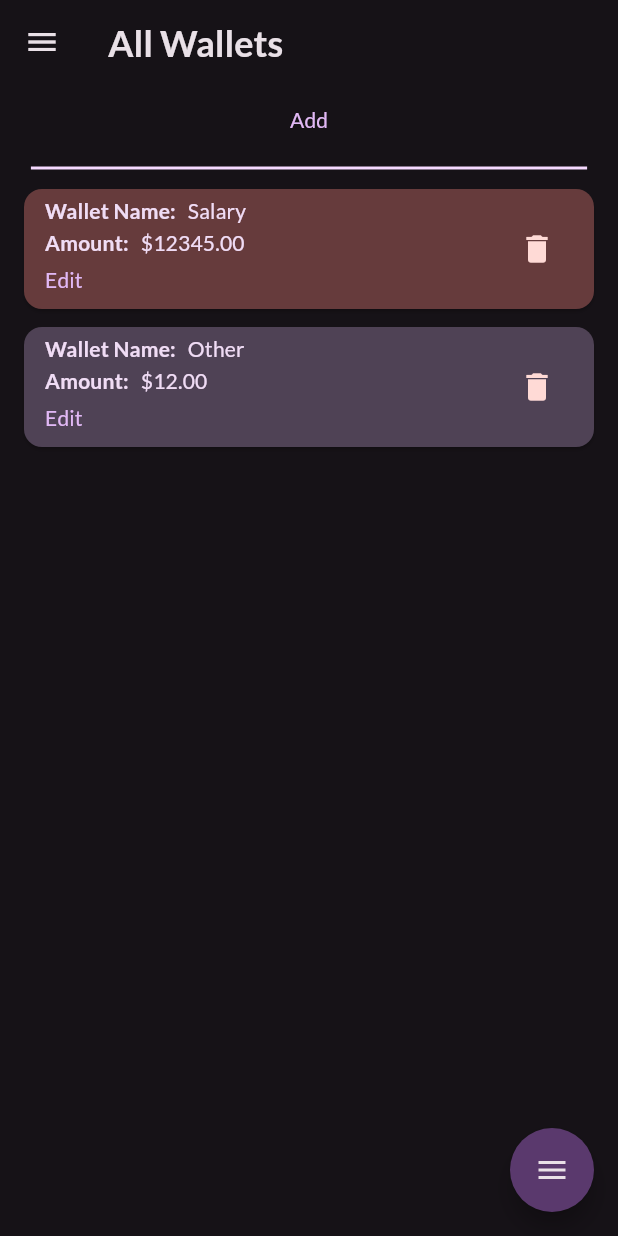
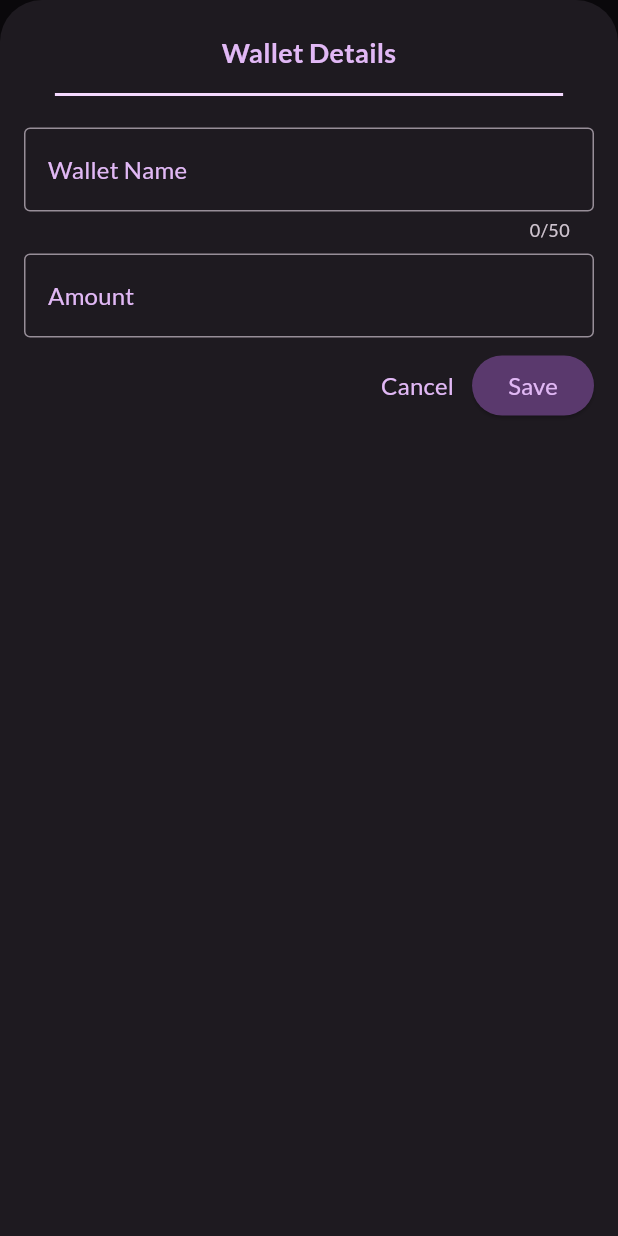
Before and after one commit to Lucho3/expenses_tracker_tu, a Flutter app: the screen it shows after launch, after a tap on the "more vert" icon, after a tap on "Add", on a phone screen of 412 x 824 dp. Run offline on Flutter 3.47's test engine with Material 3 defaults, Android fonts, the phone set to English and light mode, and no system bars; drawn by our look-alikes of flutter_speed_dial; our stand-ins replace flutter_riverpod, google_fonts, riverpod; generated files the repository leaves out were written again.

```diff
--- a/lib/l10n/app_bg.arb
+++ b/lib/l10n/app_bg.arb
@@ -42,5 +42,6 @@
   "walletDeleted": "Портмонето е Изтрито",
   "noWalletsContent": "Не можем да открием портфейли следователно не може да добавяте разходи или приходи!",
   "notEnoughMoney": "Нямате достатъчно средства в портфейла, следователно не можете да добавяте толкова голям разход!",
-  "notEnoughMoneyTitle": "Недостатъчни Средства"
+  "notEnoughMoneyTitle": "Недостатъчни Средства",
+  "walletsDetails": "Детайли за Портмоне"
 }
--- a/lib/l10n/app_en.arb
+++ b/lib/l10n/app_en.arb
@@ -174,6 +174,10 @@
   "notEnoughMoneyTitle": "Not Enough Money",
   "@notEnoughMoneyTitle": {
     "description": "Text for the not enough money alert title"
+  },
+  "walletsDetails": "Wallet Details",
+  "@walletsDetails": {
+    "description": "Text for title of wallets add/edit screen"
   }
 
 }
--- /dev/null
+++ b/lib/screens/new_wallet.dart
@@ -0,0 +1,207 @@
+
+import 'package:expenses_tracker_tu/models/wallet.dart';
+import 'package:expenses_tracker_tu/providers/wallets_provider.dart';
+import 'package:flutter_gen/gen_l10n/app_localizations.dart';
+import 'package:flutter/material.dart';
+import 'package:flutter_riverpod/flutter_riverpod.dart';
+
+class NewWallet extends ConsumerStatefulWidget {
+  NewWallet({super.key, this.item});
+
+  Wallet? item;
+
+  @override
+  ConsumerState<NewWallet> createState() {
+    return _NewWalletState();
+  }
+}
+
+class _NewWalletState extends ConsumerState<NewWallet> {
+  final _titleController = TextEditingController();
+  final _amountController = TextEditingController();
+  late final walletsP;
+
+  @override
+  void initState() {
+    walletsP = ref.read(walletsProvider.notifier);
+    if (widget.item != null) {
+      displayDataForEdit();
+    }
+    super.initState();
+  }
+
+  @override
+  void dispose() {
+    _amountController.dispose();
+    _titleController.dispose();
+    super.dispose();
+  }
+
+  void displayDataForEdit() {
+    _titleController.text = widget.item!.title;
+    _amountController.text = widget.item!.amount.toString();
+  }
+
+  void dialogShower(String l1, String l2) {
+    showDialog(
+        context: context,
+        builder: (ctx) => AlertDialog(
+              title: Text(l1,
+                  style: Theme.of(context).textTheme.titleMedium!.copyWith(
+                        color: Theme.of(context).colorScheme.primary,
+                      )),
+              content: Text(
+                l2,
+                style: Theme.of(context).textTheme.titleMedium!.copyWith(
+                      color: Theme.of(context).colorScheme.primary,
+                    ),
+                textAlign: TextAlign.center,
+              ),
+              actions: [
+                TextButton(
+                    onPressed: () {
+                      Navigator.pop(ctx);
+                    },
+                    child: const Text('OK'))
+              ],
+            ));
+  }
+
+  bool evaluateInput(double? enteredAmount) {
+    final isAmountInvalid = enteredAmount == null || enteredAmount <= 0;
+    if (_titleController.text.trim().isEmpty || isAmountInvalid) {
+      dialogShower(AppLocalizations.of(context)!.alertTitle,
+          AppLocalizations.of(context)!.alertContent);
+      return false;
+    }
+    return true;
+  }
+
+  void _submitItemData() {
+    final enteredAmount = double.tryParse(_amountController.text);
+    if (evaluateInput(enteredAmount)) {
+      walletsP.addItem(Wallet(
+              title: _titleController.text,
+              amount: enteredAmount!,
+              isSelected: walletsP.items.isEmpty ? true : false
+              ));
+      Navigator.pop(context);
+    }
+  }
+
+  void _saveEditedItem() {
+    final enteredAmount = double.tryParse(_amountController.text);
+    if (evaluateInput(enteredAmount)) {
+      widget.item!.amount = enteredAmount!;
+      widget.item!.title = _titleController.text;
+
+      walletsP.editItem(widget.item!);
+      Navigator.pop(context);
+    }
+  }
+
+  List<Widget> widgetsPortrait() {
+    return [
+      Row(
+        mainAxisAlignment: MainAxisAlignment.center,
+        crossAxisAlignment: CrossAxisAlignment.center,
+        children: [
+            Container(
+              padding: EdgeInsets.symmetric(vertical: 6),
+              width: MediaQuery.of(context).size.width * 0.9,
+              child: Text(AppLocalizations.of(context)!.walletsDetails,
+                style: Theme.of(context).textTheme.titleMedium!.copyWith(
+                      color: Theme.of(context).colorScheme.primary,
+                      fontWeight: FontWeight.bold,
+                      fontSize: 18
+                    ),
+                    textAlign: TextAlign.center,),
+            ),
+        ],
+      ),
+            Divider(
+        color: Theme.of(context).colorScheme.onPrimaryContainer,
+        indent: MediaQuery.of(context).size.width * 0.05,
+        endIndent: MediaQuery.of(context).size.width * 0.05,
+        thickness: 2,
+      ),
+      Padding(
+        padding: const EdgeInsets.only(bottom: 8.0, top: 14.0),
+        child: TextField(
+          maxLength: 50,
+          controller: _titleController,
+          style: Theme.of(context).textTheme.titleMedium!.copyWith(
+                color: Theme.of(context).colorScheme.primary,
+              ),
+          decoration: InputDecoration(
+            label: Text(AppLocalizations.of(context)!.walletName,
+                style: Theme.of(context).textTheme.titleMedium!.copyWith(
+                      color: Theme.of(context).colorScheme.primary,
+                    )),
+            border: const OutlineInputBorder(),
+          ),
+        ),
+      ),
+      TextField(
+        controller: _amountController,
+        keyboardType: TextInputType.number,
+        style: Theme.of(context).textTheme.titleMedium!.copyWith(
+              color: Theme.of(context).colorScheme.primary,
+            ),
+        decoration: InputDecoration(
+          label: Text(AppLocalizations.of(context)!.amount,
+              style: Theme.of(context).textTheme.titleMedium!.copyWith(
+                    color: Theme.of(context).colorScheme.primary,
+                  )),
+          prefixText: '\$ ',
+          border: OutlineInputBorder(),
+        ),
+      ),
+      Padding(
+        padding: EdgeInsets.only(top:8.0),
+        child: Row(
+          mainAxisAlignment: MainAxisAlignment.end,
+          children: [
+          TextButton(
+              onPressed: () {
+                Navigator.pop(context);
+              },
+              child: Text(AppLocalizations.of(context)!.cancel,
+                  style: Theme.of(context).textTheme.titleMedium!.copyWith(
+                        color: Theme.of(context).colorScheme.primary,
+                      )),
+            ),
+            ElevatedButton(
+              onPressed: widget.item == null ? _submitItemData : _saveEditedItem,
+              style: ElevatedButton.styleFrom(
+                  backgroundColor:
+                      Theme.of(context).colorScheme.primaryContainer),
+              child: Text(AppLocalizations.of(context)!.save,
+                  style: Theme.of(context).textTheme.titleMedium!.copyWith(
+                        color: Theme.of(context).colorScheme.primary,
+                      )),
+            ),
+        ],),
+      )
+    ];
+  }
+
+  @override
+  Widget build(BuildContext context) {
+    final keyboardSpace = MediaQuery.of(context).viewInsets.bottom;
+    return LayoutBuilder(builder: (context, constraints) {
+      return SizedBox(
+        width: constraints.maxWidth,
+        height: double.infinity,
+        child: SingleChildScrollView(
+          child: Padding(
+            padding: EdgeInsets.fromLTRB(16, 16, 16, keyboardSpace + 16),
+            child: Column(
+              children: [...widgetsPortrait()],
+            ),
+          ),
+        ),
+      );
+    });
+  }
+}
--- a/lib/screens/wallets_screen.dart
+++ b/lib/screens/wallets_screen.dart
@@ -1,5 +1,6 @@
 import 'package:expenses_tracker_tu/models/wallet.dart';
 import 'package:expenses_tracker_tu/providers/wallets_provider.dart';
+import 'package:expenses_tracker_tu/screens/new_wallet.dart';
 import 'package:expenses_tracker_tu/widgets/main_frame.dart';
 import 'package:expenses_tracker_tu/widgets/wallets/wallets_list.dart';
 import 'package:flutter/material.dart';
@@ -26,6 +27,16 @@ class _WalletsState extends ConsumerState<Wallets> {
               width: MediaQuery.of(context).size.width * 0.9,
               child: TextButton(
                 onPressed: () {
+                   //TODO: refactor name and put in separate function
+                      showModalBottomSheet(
+                        constraints: const BoxConstraints(
+                          maxWidth: double.infinity,
+                        ),
+                        useSafeArea: true,
+                        isScrollControlled: true,
+                        context: context,
+                        builder: (ctx) => NewWallet(),
+                      );
                 },
                 child: Text(AppLocalizations.of(context)!.add),
               ),
--- a/lib/widgets/wallets/wallet_displayer.dart
+++ b/lib/widgets/wallets/wallet_displayer.dart
@@ -26,7 +26,7 @@ class _WalletsDisplayerState extends ConsumerState<WalletsDisplayer> {
 
   Widget buildAccountRow(String label, String value) {
     return Container(
-      padding: EdgeInsets.symmetric(vertical: 4.0, horizontal: 8.0),
+      padding: EdgeInsets.symmetric(vertical: 2.0, horizontal: 8.0),
       child: Padding(
         padding: const EdgeInsets.symmetric(horizontal: 8.0),
         child: Row(
@@ -52,9 +52,8 @@ class _WalletsDisplayerState extends ConsumerState<WalletsDisplayer> {
     );
   }
 
-  List<Widget> rowBuilder(List<Wallet> provider ){
-    if(provider.isNotEmpty)
-    {
+  List<Widget> rowBuilder(List<Wallet> provider) {
+    if (provider.isNotEmpty) {
       return [
         buildAccountRow('${AppLocalizations.of(context)!.walletName}:',
             provider.where((w) => w.isSelected == true).first.title),
@@ -62,14 +61,15 @@ class _WalletsDisplayerState extends ConsumerState<WalletsDisplayer> {
             '\$${provider.where((w) => w.isSelected == true).first.amount.toStringAsFixed(2)}')
       ];
     }
-    return [Container(
+    return [
+      Container(
         padding: EdgeInsets.symmetric(vertical: 4.0, horizontal: 8.0),
         child: Padding(
           padding: const EdgeInsets.symmetric(horizontal: 8.0),
           child: Row(
             children: [
               Text(
-              AppLocalizations.of(context)!.noWallets ,
+                AppLocalizations.of(context)!.noWallets,
                 style: Theme.of(context).textTheme.titleMedium!.copyWith(
                     color: Theme.of(context).colorScheme.onSecondaryContainer,
                     fontWeight: FontWeight.bold,
@@ -78,8 +78,8 @@ class _WalletsDisplayerState extends ConsumerState<WalletsDisplayer> {
             ],
           ),
         ),
-    )];
-
+      )
+    ];
   }
 
   @override
@@ -96,6 +96,8 @@ class _WalletsDisplayerState extends ConsumerState<WalletsDisplayer> {
           color: Theme.of(context).colorScheme.onPrimaryContainer,
         ),
       ),
+      child: Padding(
+        padding: const EdgeInsets.only(bottom: 8.0),
         child: Column(
           crossAxisAlignment: CrossAxisAlignment.start,
           children: [
@@ -138,6 +140,7 @@ class _WalletsDisplayerState extends ConsumerState<WalletsDisplayer> {
             ...rowBuilder(provider)
           ],
         ),
+      ),
     );
   }
 }
```
Also changed, not shown: lib/screens/transfer_money_screen.dart (added, +213 -0 lines), lib/widgets/floating_action_button.dart (+6 -5 lines), lib/widgets/wallets/wallet_item.dart (+15 -1 lines). Lines whose indentation alone changed are shown as unchanged.
